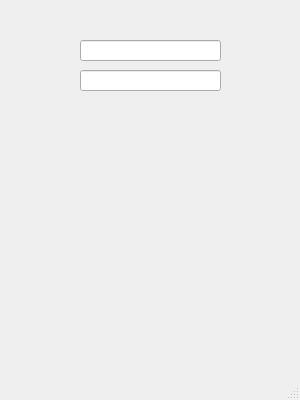
This is Calculator/mainwindow.ui in BOB450/Qt-Applications as Qt 5 draws it before an edit. The edited form follows.
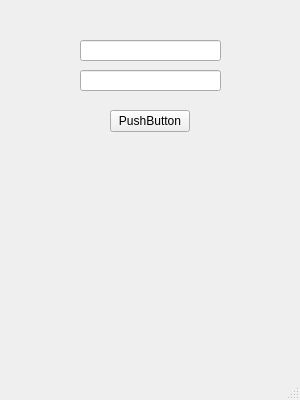
This is the edited form.

Commit message: started on calculator

The edit to the form file:
```diff
--- a/Calculator/mainwindow.ui
+++ b/Calculator/mainwindow.ui
@@ -46,6 +46,19 @@
      </rect>
     </property>
    </widget>
+   <widget class="QPushButton" name="pushButton">
+    <property name="geometry">
+     <rect>
+      <x>110</x>
+      <y>110</y>
+      <width>80</width>
+      <height>22</height>
+     </rect>
+    </property>
+    <property name="text">
+     <string>PushButton</string>
+    </property>
+   </widget>
   </widget>
   <widget class="QStatusBar" name="statusbar"/>
  </widget>
```
The commit also changes 2 other files.
